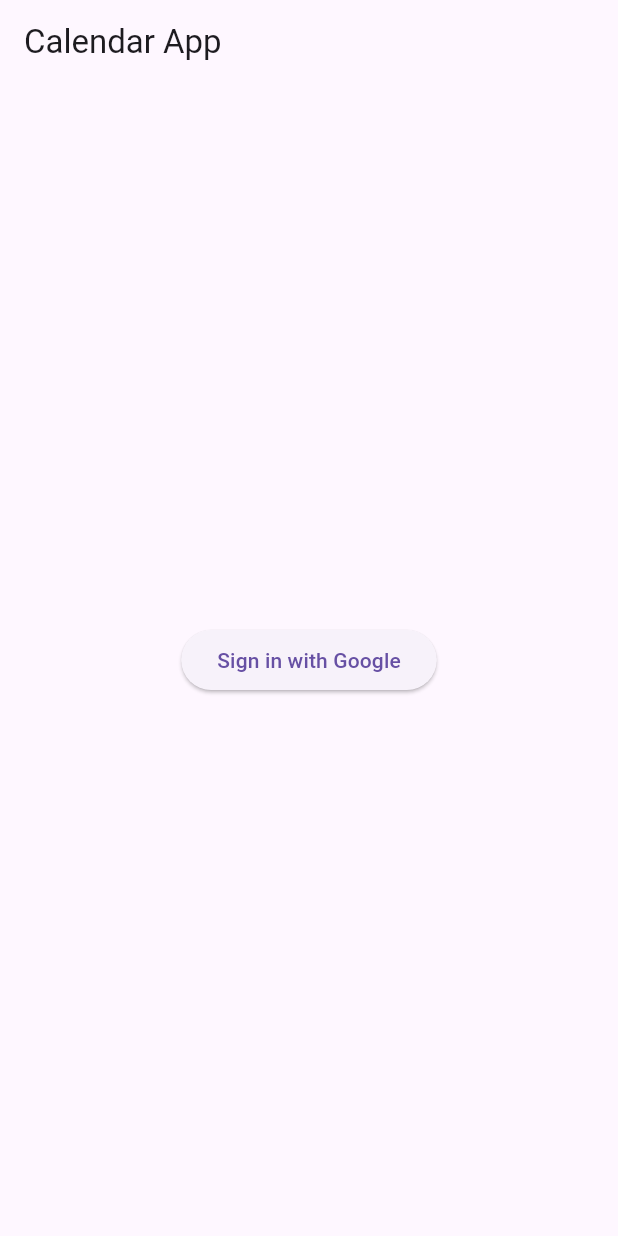
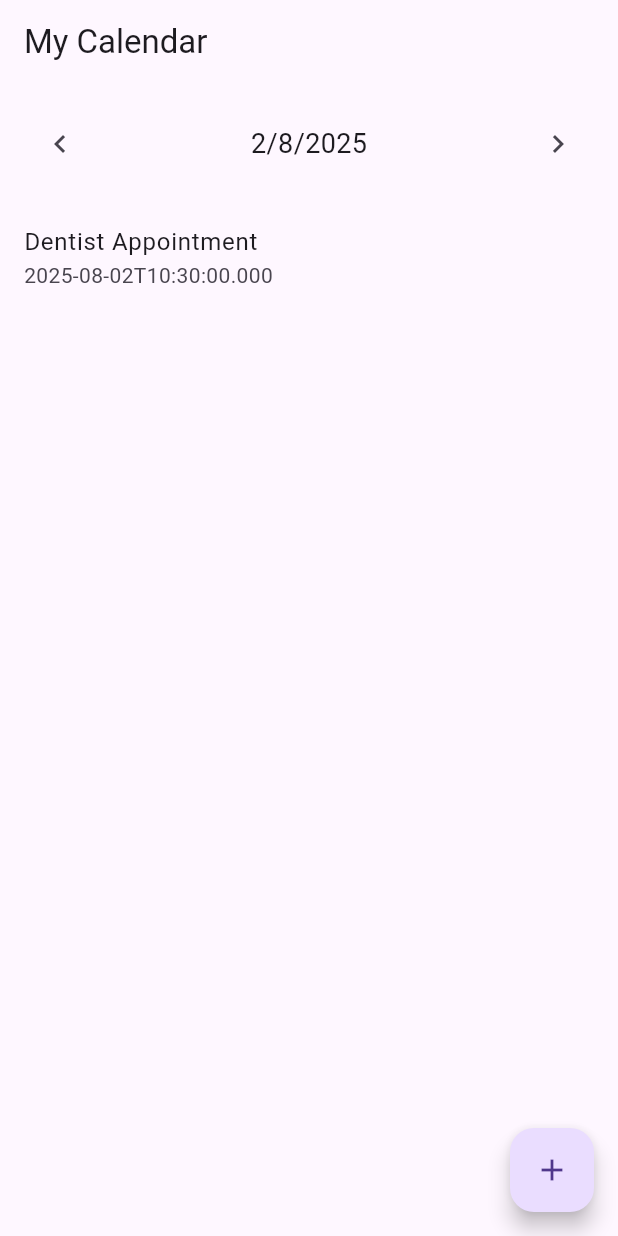
Before and after one commit to LucaIac01/calendar_widget_android_windows_linux, a Flutter app: the screen it shows after launch, on a phone screen of 412 x 824 dp. Run offline on Flutter 3.47's test engine with Material 3 defaults, Android fonts, the light colour scheme and no system bars.

Commit message:
created inside screen (first version) and modified main to debug thi part

```diff
--- a/lib/main.dart
+++ b/lib/main.dart
@@ -1,5 +1,5 @@
 import 'package:flutter/material.dart';
-import 'package:google_sign_in/google_sign_in.dart';
+import 'screens/calendar_screen.dart'; // Assicurati che questo file esista
 
 void main() {
   runApp(const CalendarApp());
@@ -10,68 +10,13 @@
 
   @override
   Widget build(BuildContext context) {
-    return const MaterialApp(
-      home: SignInPage(),
+    return MaterialApp(
+      debugShowCheckedModeBanner: false,
+      title: 'Calendar App',
+      theme: ThemeData(
+        primarySwatch: Colors.blue,
+      ),
+      home: const CalendarScreen(),
     );
   }
 }
-
-class SignInPage extends StatefulWidget {
-  const SignInPage({super.key});
-
-  @override
-  State<SignInPage> createState() => _SignInPageState();
-}
-
-class _SignInPageState extends State<SignInPage> {
-  final GoogleSignIn _googleSignIn = GoogleSignIn();
-  GoogleSignInAccount? _user;
-
-  Future<void> _handleSignIn() async {
-    try {
-      final account = await _googleSignIn.signIn();
-      setState(() {
-        _user = account;
-      });
-    } catch (error) {
-      print('Login error: $error');
-    }
-  }
-
-  Future<void> _handleSignOut() async {
-    await _googleSignIn.signOut();
-    setState(() {
-      _user = null;
-    });
-  }
-
-  @override
-  Widget build(BuildContext context) {
-    return Scaffold(
-      appBar: AppBar(title: const Text('Calendar App')),
-      body: Center(
-        child: _user == null
-            ? ElevatedButton(
-                onPressed: _handleSignIn,
-                child: const Text('Sign in with Google'),
-              )
-            : Column(
-                mainAxisAlignment: MainAxisAlignment.center,
-                children: [
-                  CircleAvatar(
-                    backgroundImage: NetworkImage(_user!.photoUrl ?? ''),
-                    radius: 40,
-                  ),
-                  const SizedBox(height: 16),
-                  Text('Hello, ${_user!.displayName ?? 'User'}'),
-                  const SizedBox(height: 16),
-                  ElevatedButton(
-                    onPressed: _handleSignOut,
-                    child: const Text('Sign out'),
-                  ),
-                ],
-              ),
-      ),
-    );
-  }
-}
--- /dev/null
+++ b/lib/screens/calendar_screen.dart
@@ -0,0 +1,90 @@
+// lib/screens/calendar_screen.dart
+import 'package:flutter/material.dart';
+import '../models/event.dart';
+
+class CalendarScreen extends StatefulWidget {
+  const CalendarScreen({super.key});
+
+  @override
+  State<CalendarScreen> createState() => _CalendarScreenState();
+}
+
+class _CalendarScreenState extends State<CalendarScreen> {
+  DateTime _selectedDate = DateTime.now();
+
+  // Simulazione eventi
+  final List<Event> _events = [
+    Event(title: 'Dentist Appointment', date: DateTime.now()),
+    Event(title: 'Team Meeting', date: DateTime.now().add(const Duration(days: 1))),
+  ];
+
+  @override
+  Widget build(BuildContext context) {
+    final eventsForDay = _events.where(
+      (e) =>
+          e.date.year == _selectedDate.year &&
+          e.date.month == _selectedDate.month &&
+          e.date.day == _selectedDate.day,
+    );
+
+    return Scaffold(
+      appBar: AppBar(title: const Text('My Calendar')),
+      body: Column(
+        children: [
+          // Semplice riga con la data selezionata
+          Padding(
+            padding: const EdgeInsets.all(16.0),
+            child: Row(
+              mainAxisAlignment: MainAxisAlignment.spaceBetween,
+              children: [
+                IconButton(
+                  icon: const Icon(Icons.chevron_left),
+                  onPressed: () {
+                    setState(() {
+                      _selectedDate = _selectedDate.subtract(const Duration(days: 1));
+                    });
+                  },
+                ),
+                Text(
+                  '${_selectedDate.day}/${_selectedDate.month}/${_selectedDate.year}',
+                  style: const TextStyle(fontSize: 18),
+                ),
+                IconButton(
+                  icon: const Icon(Icons.chevron_right),
+                  onPressed: () {
+                    setState(() {
+                      _selectedDate = _selectedDate.add(const Duration(days: 1));
+                    });
+                  },
+                ),
+              ],
+            ),
+          ),
+
+          // Lista eventi
+          Expanded(
+            child: eventsForDay.isEmpty
+                ? const Center(child: Text('No events'))
+                : ListView(
+                    children: eventsForDay.map((event) {
+                      return ListTile(
+                        title: Text(event.title),
+                        subtitle: Text(event.date.toIso8601String()),
+                      );
+                    }).toList(),
+                  ),
+          ),
+        ],
+      ),
+
+      // Pulsante per aggiungere un evento
+      floatingActionButton: FloatingActionButton(
+        onPressed: () {
+          // TODO: aggiungere schermata o popup per creare evento
+          print('Aggiungi evento');
+        },
+        child: const Icon(Icons.add),
+      ),
+    );
+  }
+}
```
Also changed, not shown: 1 other file.
